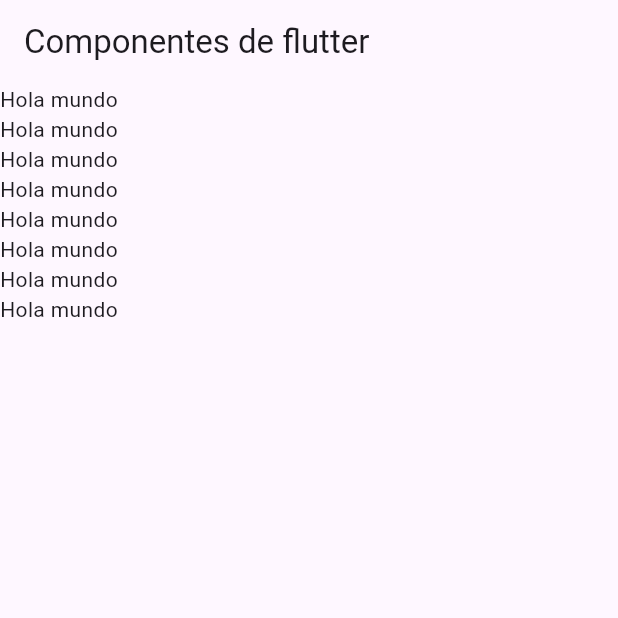
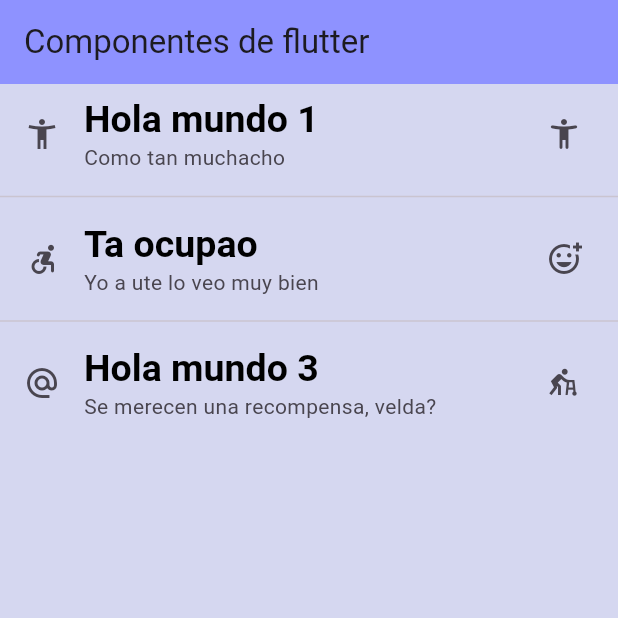
Before and after one commit to DANYDEG/componentes_flutter, a Flutter app: the screen it shows after launch, on a phone screen of 412 x 824 dp, the top half of it. Run offline on Flutter 3.47's test engine with Material 3 defaults, Android fonts, the phone set to English and light mode, and no system bars.

Commit message:
Adding Theme

```diff
--- a/lib/home_screen.dart
+++ b/lib/home_screen.dart
@@ -10,16 +10,32 @@ class HomeScreen extends StatelessWidget {
         title: const Text('Componentes de flutter'),
         ),
         body: ListView(
-          children: const[
-            Text('Hola mundo'),
-            Text('Hola mundo'),
-            Text('Hola mundo'),
-            Text('Hola mundo'),
-            Text('Hola mundo'),
-            Text('Hola mundo'),
-            Text('Hola mundo'),
-            Text('Hola mundo'),
+          children: [
 
+            ListTile(
+              leading: const Icon(Icons.accessibility_new_sharp),
+              title: Text(
+                'Hola mundo 1',
+                style: Theme.of(context).textTheme.headlineLarge,
+              ),
+              subtitle: const Text('Como tan muchacho'),
+              trailing: const Icon(Icons.accessibility_new_rounded),
+            ),
+
+            const Divider(),
+            ListTile(
+              leading: const Icon(Icons.accessible_forward_rounded),
+              title: Text('Ta ocupao',style: Theme.of(context).textTheme.headlineLarge,),
+              subtitle: const Text('Yo a ute lo veo muy bien',),
+              trailing: const Icon(Icons.add_reaction_outlined),
+            ),
+            const Divider(),
+            ListTile(
+              leading: const Icon(Icons.alternate_email_sharp),
+              title: Text('Hola mundo 3', style: Theme.of(context).textTheme.headlineLarge,),
+              subtitle: const Text('Se merecen una recompensa, velda?'),
+              trailing: const Icon(Icons.assist_walker_sharp),
+            ),
           ],
         ),
       );
--- a/lib/main_app.dart
+++ b/lib/main_app.dart
@@ -6,9 +6,23 @@ class MainApp extends StatelessWidget {
 
   @override
   Widget build(BuildContext context) {
-    return const MaterialApp(
+    return MaterialApp(
       debugShowCheckedModeBanner: false,
-      home: HomeScreen(),
+      home: const HomeScreen(),
+      theme: ThemeData(
+        scaffoldBackgroundColor: Color.fromARGB(255, 213, 215, 240),
+        appBarTheme: const AppBarTheme(
+          color: Color.fromARGB(255, 142, 146, 255),
+          ),
+          textTheme: const TextTheme(
+            headlineLarge: TextStyle(
+              color: Color.fromARGB(255, 0, 0, 0),
+              fontSize: 25.0,
+              fontWeight: FontWeight.bold,
+              fontFamily: 'sans-serif',
+            )
+          ),
+        ),
     );
   }
 }
```
Also changed, not shown: 1 other file.
